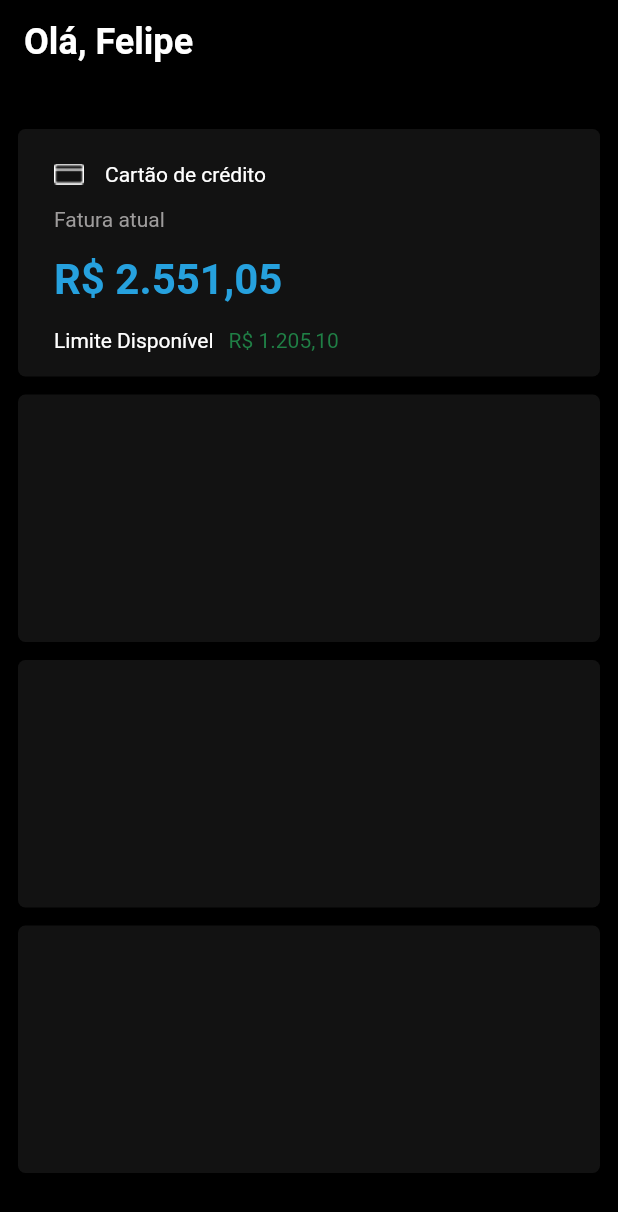
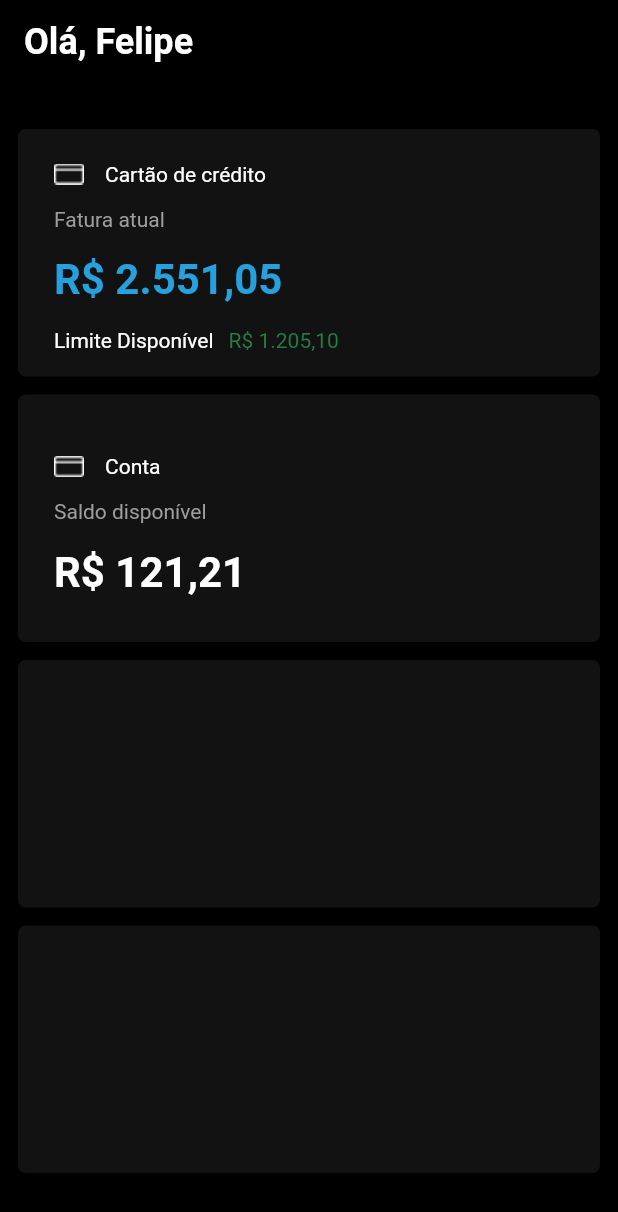
Before and after one commit to EduardoAkira18/NubankFigma, a Flutter app: the screen it shows after launch, on a phone screen of 412 x 824 dp. Shown: the top 1212 px of the screen. Run offline on Flutter 3.47's test engine with Material 2 defaults, Android fonts, the phone set to English and light mode, and no system bars; statements that could not run were skipped.

Commit message:
Criação do container conta

```diff
--- a/lib/home/containers/container_conta.dart
+++ b/lib/home/containers/container_conta.dart
@@ -14,6 +14,41 @@ class ContainerConta extends StatelessWidget {
           borderRadius: BorderRadius.circular(5),
           color: const Color(0xFF121212),
         ),
+        child: Padding(
+          padding: const EdgeInsets.only(left: 24),
+          child: Column(
+            crossAxisAlignment: CrossAxisAlignment.start,
+            children: [
+              Padding(
+                padding: const EdgeInsets.only(top: 40, bottom: 14),
+                child: Row(
+                  children: [
+                    Image.asset("images/cartao.png"),
+                    const SizedBox(width: 14),
+                    const Text(
+                      "Conta",
+                      style: TextStyle(
+                        color: Colors.white
+                      ),
+                      ),
+                  ],
+                  ),
+              ),
+              const Text("Saldo disponível",
+              style: TextStyle(color: Color(0xFF9E9C9C)),
+              ),
+              const SizedBox(height: 16,),
+              const Text("R\$ 121,21",
+              style: TextStyle(
+                color: Colors.white,
+                fontWeight: FontWeight.bold,
+                fontSize: 28
+              ),
+              ),
+              const SizedBox(height: 41,)
+            ],
+          ),
+        ),
       ),
     );
   }
```
